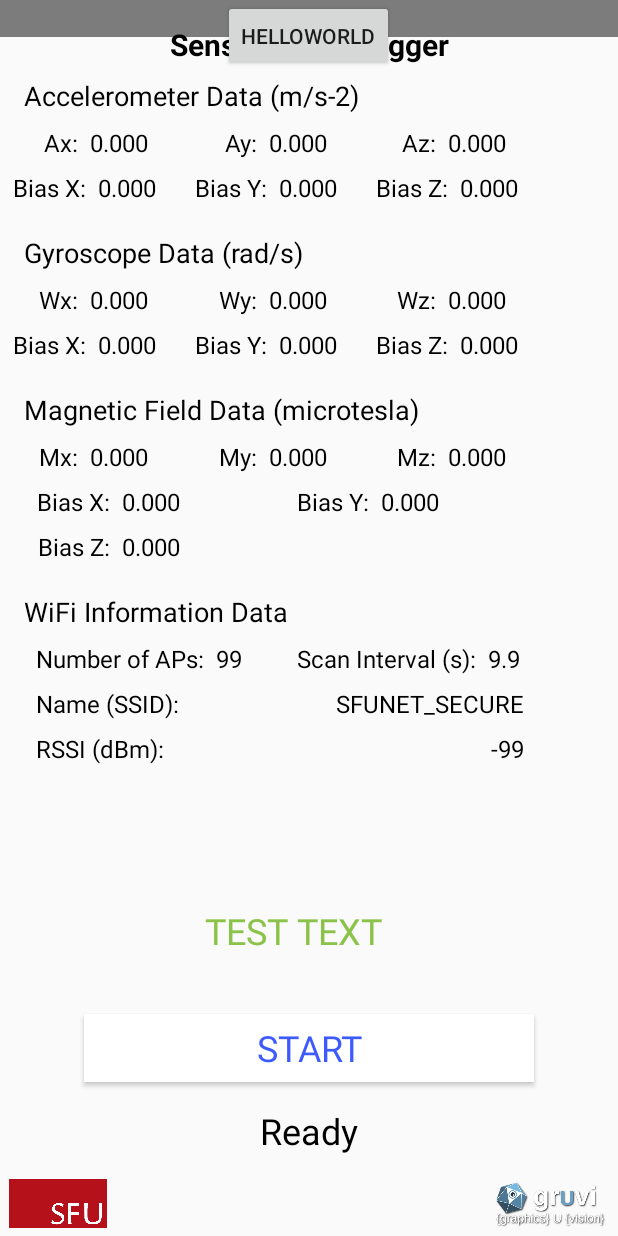
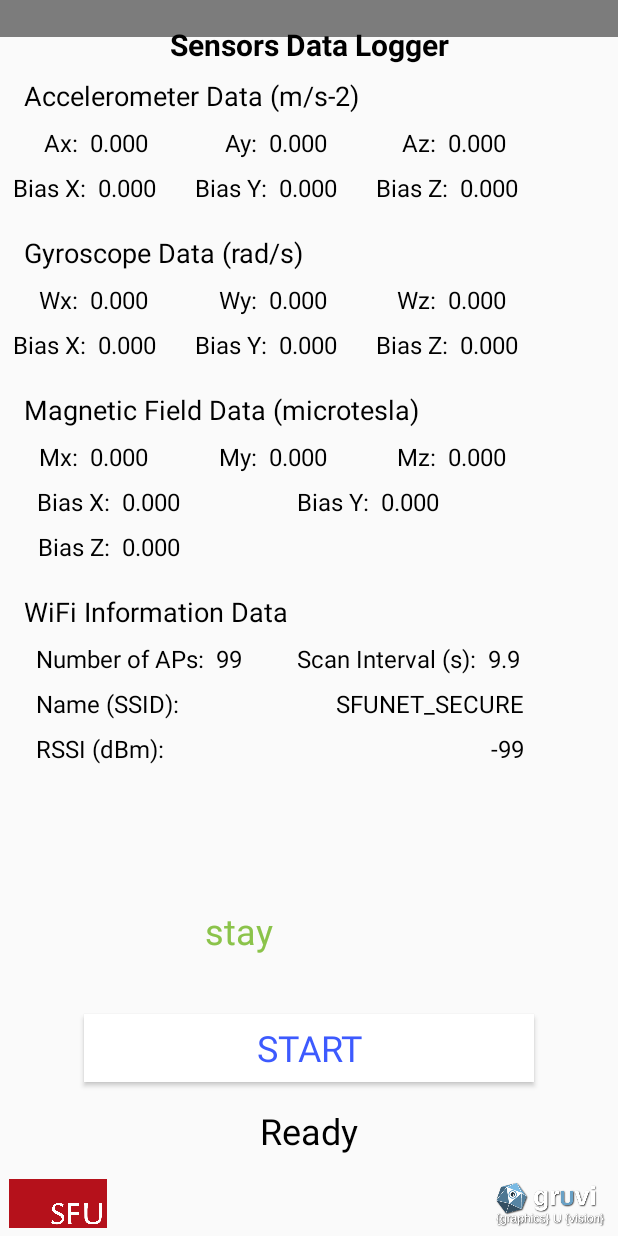
Before and after one commit to ska66696/pipline, an Android app: the screen it shows after launch (MainActivity), on a phone screen of 412 x 824 dp. Run offline under Robolectric (Android 15) with nearby library versions, the phone set to English and light mode, and no system bars; libraries missing offline, so code that uses them is left out: com.chaquo.python; Roboto replaces fonts that are not available here; 8 statements that could not run were skipped.

Commit message:
work for one step

```diff
--- a/Sensors-Data-Logger-master/app/build.gradle
+++ b/Sensors-Data-Logger-master/app/build.gradle
@@ -38,8 +38,8 @@ dependencies {
     implementation fileTree(dir: 'libs', include: ['*.jar'])
     implementation 'androidx.appcompat:appcompat:1.0.2'
     implementation 'androidx.constraintlayout:constraintlayout:1.1.3'
-    implementation 'org.pytorch:pytorch_android_lite:1.9.0'
-    implementation 'org.pytorch:pytorch_android_torchvision:1.9.0'
+    implementation 'org.pytorch:pytorch_android_lite:2.1.0'
+    //implementation 'org.pytorch:pytorch_android_torchvision:2.1.0'
     testImplementation 'junit:junit:4.12'
     androidTestImplementation 'androidx.test:runner:1.2.0'
     androidTestImplementation 'androidx.test.espresso:espresso-core:3.2.0'
--- a/Sensors-Data-Logger-master/app/src/main/java/com/pjinkim/sensors_data_logger/IMUSession.java
+++ b/Sensors-Data-Logger-master/app/src/main/java/com/pjinkim/sensors_data_logger/IMUSession.java
@@ -38,6 +38,7 @@ public class IMUSession implements SensorEventListener {
     private AtomicBoolean mIsWritingFile = new AtomicBoolean(false);
 
     private float[] mAcceMeasure = new float[3];
+    private float[] mLinAcceMeasure = new float[3];
     private float[] mGyroMeasure = new float[3];
     private float[] mMagnetMeasure = new float[3];
 
@@ -208,6 +209,9 @@ public class IMUSession implements SensorEventListener {
                     break;
 
                 case Sensor.TYPE_LINEAR_ACCELERATION:
+                    mLinAcceMeasure[0] = sensorEvent.values[0];
+                    mLinAcceMeasure[1] = sensorEvent.values[1];
+                    mLinAcceMeasure[2] = sensorEvent.values[2];
                     if (isFileSaved) {
                         mFileStreamer.addRecord(timestamp, "linacce", 3, sensorEvent.values);
                     }
@@ -289,9 +293,9 @@ public class IMUSession implements SensorEventListener {
         return mIsRecording.get();
     }
 
-    public float[] getAcceMeasure() {
-        return mAcceMeasure;
-    }
+    public float[] getAcceMeasure() { return mAcceMeasure; }
+
+    public float[] getLinAcceMeasure() { return mLinAcceMeasure; }
 
     public float[] getGyroMeasure() {
         return mGyroMeasure;
--- a/Sensors-Data-Logger-master/app/src/main/java/com/pjinkim/sensors_data_logger/MainActivity.java
+++ b/Sensors-Data-Logger-master/app/src/main/java/com/pjinkim/sensors_data_logger/MainActivity.java
@@ -21,7 +21,6 @@ import androidx.appcompat.app.AppCompatActivity;
 import androidx.core.content.ContextCompat;
 
 import java.io.File;
-import java.io.FileOutputStream;
 import java.io.IOException;
 import java.io.InputStream;
 import java.io.OutputStream;
@@ -41,8 +40,12 @@ import org.pytorch.IValue;
 import org.pytorch.LiteModuleLoader;
 import org.pytorch.Module;
 import org.pytorch.Tensor;
-import org.pytorch.torchvision.TensorImageUtils;
+//import org.pytorch.torchvision.TensorImageUtils;
 import org.pytorch.MemoryFormat;
+
+import java.util.LinkedList;
+import java.util.Queue;
+import java.util.*;
 
 public class MainActivity extends AppCompatActivity implements WifiSession.WifiScannerCallback {
 
@@ -82,6 +85,10 @@ public class MainActivity extends AppCompatActivity implements WifiSession.WifiS
     private Button mStartStopButton;
 
     private Button mTestButton; //test
+
+    private Queue<float[]> queue = new LinkedList<float[]>();
+
+    private List<float[]> list = new ArrayList<float[]>();
 
     private TextView mLabelInterfaceTime;
     private Timer mInterfaceTimer = new Timer();
@@ -125,6 +132,9 @@ public class MainActivity extends AppCompatActivity implements WifiSession.WifiS
         // monitor various sensor measurements
         displayIMUSensorMeasurements();
         mLabelInterfaceTime.setText(R.string.ready_title);
+
+        // print walk status
+        recognizeWalkStatus();
     }
 
 
@@ -157,57 +167,30 @@ public class MainActivity extends AppCompatActivity implements WifiSession.WifiS
     }
 
     //test
-    //Button button = (Button) findViewById(R.id.test);
-    //button.setOnClickListener(new View.OnClickListener() {
-      //  public void onClick(View v) {
-        //    Log.d("BUTTONS", "User tapped the Supabutton");
-        //}
-    //});
 
 //    public void helloWorldButton(View view) {
-//
-//        //public class MainActivity extends AppCompatActivity {
-//
-//        /**@Override
-//        protected void onCreate(Bundle savedInstanceState) {
-//            super.onCreate(savedInstanceState);
-//            setContentView(R.layout.activity_main);
-//
-//
-//        }
-//        */
 //        Bitmap bitmap = null;
 //        Module module = null;
 //        try {
-//            // creating bitmap from packaged into app android asset 'image.jpg',
-//            // app/src/main/assets/image.jpg
 //            bitmap = BitmapFactory.decodeStream(getAssets().open("fashionista.jpg"));
-//            // loading serialized torchscript module from packaged into app android asset model.pt,
-//            // app/src/model/assets/model.pt
 //            module = LiteModuleLoader.load(assetFilePath(this, "model.pt"));
 //        } catch (IOException e) {
 //            Log.e("PytorchHelloWorld", "Error reading assets", e);
 //            finish();
 //        }
 //
-//        // showing image on UI
 //        ImageView imageView = findViewById(R.id.image);
-//            imageView.setImageBitmap(bitmap);
+//        imageView.setImageBitmap(bitmap);
 //
-//        // preparing input tensor
 //        final Tensor inputTensor = TensorImageUtils.bitmapToFloat32Tensor(bitmap,
 //                TensorImageUtils.TORCHVISION_NORM_MEAN_RGB, TensorImageUtils.TORCHVISION_NORM_STD_RGB, MemoryFormat.CHANNELS_LAST);
 //
-//        // running the model
 //        final Tensor outputTensor = module.forward(IValue.from(inputTensor)).toTensor();
-//
-//        // getting tensor content as java array of floats
 //        final float[] scores = outputTensor.getDataAsFloatArray();
 //
-//        // searching for the index with maximum score
 //        float maxScore = -Float.MAX_VALUE;
 //        int maxScoreIdx = -1;
-//            for (int i = 0; i < scores.length; i++) {
+//        for (int i = 0; i < scores.length; i++) {
 //            if (scores[i] > maxScore) {
 //                maxScore = scores[i];
 //                maxScoreIdx = i;
@@ -216,67 +199,9 @@ public class MainActivity extends AppCompatActivity implements WifiSession.WifiS
 //
 //        String className = ImageNetClasses.IMAGENET_CLASSES[maxScoreIdx];
 //
-//        // showing className on UI
 //        TextView textView = findViewById(R.id.text);
-//            textView.setText(className);
-//
+//        textView.setText(className);
 //    }
-//
-//    //Copies specified asset to the file in /files app directory and returns this file absolute path, return absolute file path
-//
-//    public static String assetFilePath(Context context, String assetName) throws IOException {
-//        File file = new File(context.getFilesDir(), assetName);
-//        if (file.exists() && file.length() > 0) {
-//            return file.getAbsolutePath();
-//        }
-//
-//        try (InputStream is = context.getAssets().open(assetName)) {
-//            try (OutputStream os = new FileOutputStream(file)) {
-//                byte[] buffer = new byte[4 * 1024];
-//                int read;
-//                while ((read = is.read(buffer)) != -1) {
-//                    os.write(buffer, 0, read);
-//                }
-//                os.flush();
-//            }
-//            return file.getAbsolutePath();
-//        }
-//    }/*
-
-    public void helloWorldButton(View view) {
-        Bitmap bitmap = null;
-        Module module = null;
-        try {
-            bitmap = BitmapFactory.decodeStream(getAssets().open("fashionista.jpg"));
-            module = LiteModuleLoader.load(assetFilePath(this, "model.pt"));
-        } catch (IOException e) {
-            Log.e("PytorchHelloWorld", "Error reading assets", e);
-            finish();
-        }
-
-        ImageView imageView = findViewById(R.id.image);
-        imageView.setImageBitmap(bitmap);
-
-        final Tensor inputTensor = TensorImageUtils.bitmapToFloat32Tensor(bitmap,
-                TensorImageUtils.TORCHVISION_NORM_MEAN_RGB, TensorImageUtils.TORCHVISION_NORM_STD_RGB, MemoryFormat.CHANNELS_LAST);
-
-        final Tensor outputTensor = module.forward(IValue.from(inputTensor)).toTensor();
-        final float[] scores = outputTensor.getDataAsFloatArray();
-
-        float maxScore = -Float.MAX_VALUE;
-        int maxScoreIdx = -1;
-        for (int i = 0; i < scores.length; i++) {
-            if (scores[i] > maxScore) {
-                maxScore = scores[i];
-                maxScoreIdx = i;
-            }
-        }
-
-        String className = ImageNetClasses.IMAGENET_CLASSES[maxScoreIdx];
-
-        TextView textView = findViewById(R.id.text);
-        textView.setText(className);
-    }
 
     public static String assetFilePath(Context context, String assetName) throws IOException {
         File file = new File(context.getFilesDir(), assetName);
@@ -506,7 +431,7 @@ public class MainActivity extends AppCompatActivity implements WifiSession.WifiS
         mStartStopButton = (Button) findViewById(R.id.button_start_stop);
         mLabelInterfaceTime = (TextView) findViewById(R.id.label_interface_time);
 
-        mTestButton = (Button) findViewById(R.id.test); //test
+        //mTestButton = (Button) findViewById(R.id.test); //test
     }
 
 
@@ -562,6 +487,94 @@ public class MainActivity extends AppCompatActivity implements WifiSession.WifiS
         }, displayInterval);
     }
 
+    private void recognizeWalkStatus() {
+        final int sequence_length = 10;
+
+        // get IMU sensor measurements from IMUSession
+        final float[] acce_data = mIMUSession.getAcceMeasure();
+        final float[] linacce_data = mIMUSession.getLinAcceMeasure();
+        final float[] gyro_data = mIMUSession.getGyroMeasure();
+
+        final int input_size = acce_data.length + linacce_data.length + gyro_data.length;
+
+        if (list.size() < sequence_length) {
+            mLabelWalkStatus.setText("wait");
+            float[] res = new float[input_size];
+            // concatenation
+            System.arraycopy(acce_data, 0, res, 0, acce_data.length);
+            System.arraycopy(linacce_data, 0, res, acce_data.length, linacce_data.length);
+            System.arraycopy(gyro_data, 0, res, acce_data.length + linacce_data.length, gyro_data.length);
+            list.add(res);
+        }
+        else {
+            float[] flattenedArray = flattenListOfFloatArrays(list);
+            Module module = null;
+            try {
+                module = LiteModuleLoader.load(assetFilePath(this, "model_ilya.ptl"));
+            } catch (IOException e) {
+                Log.e("PytorchHelloWorld", "Error reading assets", e);
+                finish();
+            }
+
+            final Tensor inputTensor = Tensor.fromBlob(flattenedArray, new long[]{1, sequence_length, input_size});
+
+            Tensor outputTensor = module.forward(IValue.from(inputTensor)).toTensor();
+
+            final float[] scores = outputTensor.getDataAsFloatArray();
+
+            float maxScore = -Float.MAX_VALUE;
+            int maxScoreIdx = -1;
+            for (int i = 0; i < scores.length; i++) {
+                if (scores[i] > maxScore) {
+                    maxScore = scores[i];
+                    maxScoreIdx = i;
+                }
+            }
+
+//            if (maxScoreIdx == 1) {
+//                mLabelWalkStatus.setText("walk");
+//            }
+//            else {
+//                mLabelWalkStatus.setText("stay");
+//            }
+            if (maxScore > 0.5) {
+                mLabelWalkStatus.setText("walk");
+            }
+            else {
+                mLabelWalkStatus.setText("stay");
+            }
+        }
+
+        // determine display update rate (100 ms)
+        final long displayInterval = 100;
+        mHandler.postDelayed(new Runnable() {
+            @Override
+            public void run() {
+                recognizeWalkStatus();
+            }
+        }, displayInterval);
+    }
+
+    public static float[] flattenListOfFloatArrays(List<float[]> listOfFloatArrays) {
+        // Calculate the total length of the resulting array
+        int totalLength = 0;
+        for (float[] array : listOfFloatArrays) {
+            totalLength += array.length;
+        }
+
+        // Create a new array with the calculated length
+        float[] result = new float[totalLength];
+
+        // Copy elements from each array in the list to the resulting array
+        int currentIndex = 0;
+        for (float[] array : listOfFloatArrays) {
+            System.arraycopy(array, 0, result, currentIndex, array.length);
+            currentIndex += array.length;
+        }
+
+        return result;
+    }
+
 
     @Override
     public void displayWifiScanMeasurements(final int currentApNums, final float currentScanInterval, final String nameSSID, final int RSSI) {
--- a/Sensors-Data-Logger-master/app/src/main/res/layout/activity_main.xml
+++ b/Sensors-Data-Logger-master/app/src/main/res/layout/activity_main.xml
@@ -747,15 +747,4 @@
         app:layout_constraintHorizontal_bias="0.494"
         app:layout_constraintStart_toStartOf="parent" />
 
-    <Button
-        android:id="@+id/test"
-        android:layout_width="wrap_content"
-        android:layout_height="wrap_content"
-        android:onClick="helloWorldButton"
-        android:text="helloworld"
-        app:layout_constraintEnd_toEndOf="parent"
-        app:layout_constraintHorizontal_bias="0.498"
-        app:layout_constraintStart_toStartOf="parent"
-        tools:layout_editor_absoluteY="545dp" />
-
 </androidx.constraintlayout.widget.ConstraintLayout>
```
Also changed, not shown: 1 other file.
